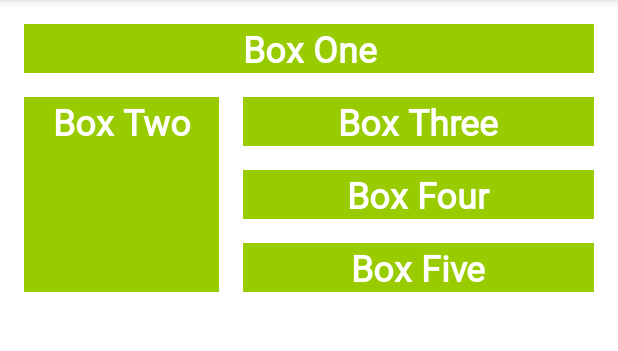
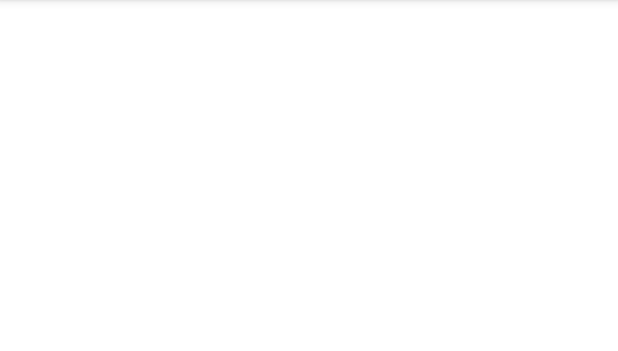
Before and after one commit to wnyaonjr/ColorMyViews, an Android app: the screen it shows after launch (MainActivity), on a phone screen of 412 x 824 dp, the part 84-435 px from its top. Run offline under Robolectric (Android 15) with nearby library versions, the phone set to English and light mode, and no system bars.

Commit message:
- set whitebox background color to white - add kotlin-android-extensions in gradle to support direct reference to view id's - create a click listener that changes the color of the box when it is clicked - set parent id to constraint_layout and add click listener

```diff
--- a/app/build.gradle
+++ b/app/build.gradle
@@ -1,6 +1,7 @@
 plugins {
     id 'com.android.application'
     id 'kotlin-android'
+    id 'kotlin-android-extensions'
 }
 
 android {
--- a/app/src/main/java/com/example/android/colormyviews/MainActivity.kt
+++ b/app/src/main/java/com/example/android/colormyviews/MainActivity.kt
@@ -1,11 +1,45 @@
 package com.example.android.colormyviews
 
+import android.graphics.Color
+import android.os.Bundle
+import android.view.View
 import androidx.appcompat.app.AppCompatActivity
-import android.os.Bundle
+import kotlinx.android.synthetic.main.activity_main.*
 
 class MainActivity : AppCompatActivity() {
     override fun onCreate(savedInstanceState: Bundle?) {
         super.onCreate(savedInstanceState)
         setContentView(R.layout.activity_main)
+
+        setListeners()
+    }
+
+    private fun setListeners() {
+        val clickableViews: List<View> =
+            listOf(
+                box_one_text, box_two_text, box_three_text,
+                box_four_text, box_five_text, constraint_layout
+            )
+
+        for (item in clickableViews) {
+            item.setOnClickListener { makeColored(it) }
+        }
+    }
+
+
+    private fun makeColored(view: View) {
+        when (view.id) {
+
+            // Boxes using Color class colors for background
+            R.id.box_one_text -> view.setBackgroundColor(Color.DKGRAY)
+            R.id.box_two_text -> view.setBackgroundColor(Color.GRAY)
+
+            // Boxes using Android color resources for background
+            R.id.box_three_text -> view.setBackgroundResource(android.R.color.holo_green_light)
+            R.id.box_four_text -> view.setBackgroundResource(android.R.color.holo_green_dark)
+            R.id.box_five_text -> view.setBackgroundResource(android.R.color.holo_green_light)
+
+            else -> view.setBackgroundColor(Color.LTGRAY)
+        }
     }
 }
--- a/app/src/main/res/layout/activity_main.xml
+++ b/app/src/main/res/layout/activity_main.xml
@@ -2,6 +2,7 @@
 <androidx.constraintlayout.widget.ConstraintLayout xmlns:android="http://schemas.android.com/apk/res/android"
     xmlns:app="http://schemas.android.com/apk/res-auto"
     xmlns:tools="http://schemas.android.com/tools"
+    android:id="@+id/constraint_layout"
     android:layout_width="match_parent"
     android:layout_height="match_parent"
     tools:context=".MainActivity">
--- a/app/src/main/res/values/styles.xml
+++ b/app/src/main/res/values/styles.xml
@@ -2,7 +2,7 @@
 <resources>
 
     <style name="WhiteBox">
-        <item name="android:background">@android:color/holo_green_light</item>
+        <item name="android:background">@android:color/white</item>
         <item name="android:textAlignment">center</item>
         <item name="android:textSize">@dimen/box_text_size</item>
         <item name="android:textStyle">bold</item>
```
